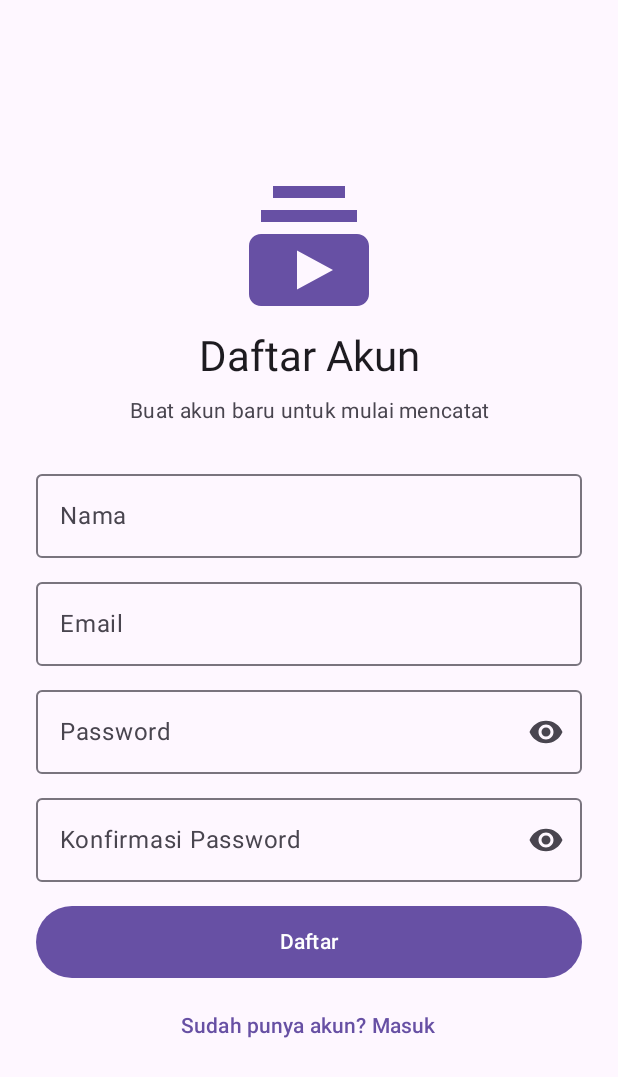
After one commit to PasyaMaulana/0035_SubTrack, an Android app built with Jetpack Compose: the composable RegisterScreen shown on its own in the app's theme, on a phone screen of 412 x 824 dp. The commit adds this screen. Shown: the top 1077 px of the screen. Run offline under Robolectric (Android 15) with nearby library versions, the phone set to English and light mode, and no system bars; 3 statements that could not run were skipped.

Commit message:
week3(feat): layar login dan register dengan validasi, error field, dan izin jaringan lokal

```diff
--- /dev/null
+++ b/app/src/main/java/com/example/subtrack/view/auth/KomponenAuth.kt
@@ -0,0 +1,140 @@
+package com.example.subtrack.view.auth
+
+import androidx.annotation.StringRes
+import androidx.compose.foundation.layout.Arrangement
+import androidx.compose.foundation.layout.Box
+import androidx.compose.foundation.layout.Column
+import androidx.compose.foundation.layout.ColumnScope
+import androidx.compose.foundation.layout.fillMaxSize
+import androidx.compose.foundation.layout.fillMaxWidth
+import androidx.compose.foundation.layout.height
+import androidx.compose.foundation.layout.imePadding
+import androidx.compose.foundation.layout.padding
+import androidx.compose.foundation.layout.size
+import androidx.compose.foundation.layout.widthIn
+import androidx.compose.foundation.rememberScrollState
+import androidx.compose.foundation.verticalScroll
+import androidx.compose.material.icons.Icons
+import androidx.compose.material.icons.filled.Subscriptions
+import androidx.compose.material3.Button
+import androidx.compose.material3.CircularProgressIndicator
+import androidx.compose.material3.Icon
+import androidx.compose.material3.MaterialTheme
+import androidx.compose.material3.Scaffold
+import androidx.compose.material3.SnackbarHost
+import androidx.compose.material3.SnackbarHostState
+import androidx.compose.material3.Text
+import androidx.compose.material3.TextButton
+import androidx.compose.runtime.Composable
+import androidx.compose.runtime.LaunchedEffect
+import androidx.compose.runtime.remember
+import androidx.compose.ui.Alignment
+import androidx.compose.ui.Modifier
+import androidx.compose.ui.res.dimensionResource
+import androidx.compose.ui.res.stringResource
+import androidx.compose.ui.text.style.TextAlign
+import com.example.subtrack.R
+
+// Kerangka bersama layar login dan register: logo, judul, form, Snackbar error
+@Composable
+fun KerangkaAuth(
+    @StringRes judulRes: Int,
+    @StringRes subjudulRes: Int,
+    pesanError: String?,
+    onPesanErrorTampil: () -> Unit,
+    modifier: Modifier = Modifier,
+    isi: @Composable ColumnScope.() -> Unit
+) {
+    val snackbarHostState = remember { SnackbarHostState() }
+
+    // Tampilkan pesan error umum sekali, lalu hapus dari state ViewModel
+    LaunchedEffect(pesanError) {
+        if (pesanError != null) {
+            snackbarHostState.showSnackbar(pesanError)
+            onPesanErrorTampil()
+        }
+    }
+
+    Scaffold(
+        snackbarHost = { SnackbarHost(snackbarHostState) },
+        modifier = modifier.fillMaxSize()
+    ) { innerPadding ->
+        Box(
+            contentAlignment = Alignment.Center,
+            modifier = Modifier
+                .fillMaxSize()
+                .padding(innerPadding)
+                .imePadding()
+        ) {
+            Column(
+                horizontalAlignment = Alignment.CenterHorizontally,
+                verticalArrangement = Arrangement.spacedBy(dimensionResource(R.dimen.spacing_small)),
+                modifier = Modifier
+                    .widthIn(max = dimensionResource(R.dimen.form_max_width))
+                    .fillMaxWidth()
+                    .verticalScroll(rememberScrollState())
+                    .padding(dimensionResource(R.dimen.padding_large))
+            ) {
+                Icon(
+                    imageVector = Icons.Filled.Subscriptions,
+                    contentDescription = stringResource(R.string.cd_logo),
+                    tint = MaterialTheme.colorScheme.primary,
+                    modifier = Modifier.size(dimensionResource(R.dimen.logo_size))
+                )
+                Text(
+                    text = stringResource(judulRes),
+                    style = MaterialTheme.typography.headlineMedium,
+                    color = MaterialTheme.colorScheme.onSurface
+                )
+                Text(
+                    text = stringResource(subjudulRes),
+                    style = MaterialTheme.typography.bodyMedium,
+                    color = MaterialTheme.colorScheme.onSurfaceVariant,
+                    textAlign = TextAlign.Center,
+                    modifier = Modifier.padding(bottom = dimensionResource(R.dimen.spacing_large))
+                )
+                isi()
+            }
+        }
+    }
+}
+
+// Tombol utama form; saat loading tombol nonaktif dan menampilkan indikator putar
+@Composable
+fun TombolUtama(
+    @StringRes teksRes: Int,
+    isLoading: Boolean,
+    onClick: () -> Unit,
+    modifier: Modifier = Modifier
+) {
+    Button(
+        onClick = onClick,
+        enabled = !isLoading,
+        modifier = modifier
+            .fillMaxWidth()
+            .padding(top = dimensionResource(R.dimen.spacing_small))
+            .height(dimensionResource(R.dimen.button_height))
+    ) {
+        if (isLoading) {
+            CircularProgressIndicator(
+                strokeWidth = dimensionResource(R.dimen.progress_stroke),
+                modifier = Modifier.size(dimensionResource(R.dimen.icon_medium))
+            )
+        } else {
+            Text(stringResource(teksRes))
+        }
+    }
+}
+
+// Tautan teks untuk berpindah antara login dan register
+@Composable
+fun TautanAuth(
+    @StringRes teksRes: Int,
+    enabled: Boolean,
+    onClick: () -> Unit,
+    modifier: Modifier = Modifier
+) {
+    TextButton(onClick = onClick, enabled = enabled, modifier = modifier) {
+        Text(stringResource(teksRes))
+    }
+}
--- /dev/null
+++ b/app/src/main/java/com/example/subtrack/view/auth/RegisterScreen.kt
@@ -0,0 +1,93 @@
+package com.example.subtrack.view.auth
+
+import androidx.compose.foundation.text.KeyboardActions
+import androidx.compose.runtime.Composable
+import androidx.compose.runtime.LaunchedEffect
+import androidx.compose.ui.Modifier
+import androidx.compose.ui.platform.LocalFocusManager
+import androidx.compose.ui.res.stringResource
+import androidx.compose.ui.text.input.ImeAction
+import androidx.compose.ui.text.input.KeyboardType
+import androidx.lifecycle.viewmodel.compose.viewModel
+import com.example.subtrack.R
+import com.example.subtrack.view.components.FieldPassword
+import com.example.subtrack.view.components.FieldTeks
+import com.example.subtrack.viewmodel.AppViewModelProvider
+import com.example.subtrack.viewmodel.auth.RegisterViewModel
+
+// Layar daftar akun: nama, email, password, dan konfirmasi password
+@Composable
+fun RegisterScreen(
+    onRegisterBerhasil: () -> Unit,
+    onKeLogin: () -> Unit,
+    modifier: Modifier = Modifier,
+    viewModel: RegisterViewModel = viewModel(factory = AppViewModelProvider.Factory)
+) {
+    val uiState = viewModel.uiState
+    val focusManager = LocalFocusManager.current
+
+    // Register sukses -> sesi sudah tersimpan, lanjut ke layar berikutnya (diatur navigasi)
+    LaunchedEffect(uiState.berhasil) {
+        if (uiState.berhasil) onRegisterBerhasil()
+    }
+
+    KerangkaAuth(
+        judulRes = R.string.register_title,
+        subjudulRes = R.string.register_subtitle,
+        pesanError = uiState.pesanErrorServer ?: uiState.pesanErrorRes?.let { stringResource(it) },
+        onPesanErrorTampil = viewModel::hapusPesanError,
+        modifier = modifier
+    ) {
+        FieldTeks(
+            value = uiState.nama,
+            onValueChange = viewModel::onNamaChange,
+            labelRes = R.string.label_nama,
+            errorServer = uiState.errorNamaServer,
+            errorRes = uiState.errorNama,
+            enabled = !uiState.isLoading
+        )
+        FieldTeks(
+            value = uiState.email,
+            onValueChange = viewModel::onEmailChange,
+            labelRes = R.string.label_email,
+            errorServer = uiState.errorEmailServer,
+            errorRes = uiState.errorEmail,
+            enabled = !uiState.isLoading,
+            keyboardType = KeyboardType.Email
+        )
+        FieldPassword(
+            value = uiState.password,
+            onValueChange = viewModel::onPasswordChange,
+            labelRes = R.string.label_password,
+            errorServer = uiState.errorPasswordServer,
+            errorRes = uiState.errorPassword,
+            enabled = !uiState.isLoading
+        )
+        // Konfirmasi hanya divalidasi lokal, server tidak mengirim error untuk field ini
+        FieldPassword(
+            value = uiState.konfirmasiPassword,
+            onValueChange = viewModel::onKonfirmasiChange,
+            labelRes = R.string.label_konfirmasi_password,
+            errorRes = uiState.errorKonfirmasi,
+            enabled = !uiState.isLoading,
+            imeAction = ImeAction.Done,
+            keyboardActions = KeyboardActions(onDone = {
+                focusManager.clearFocus()
+                viewModel.register()
+            })
+        )
+        TombolUtama(
+            teksRes = R.string.register_button,
+            isLoading = uiState.isLoading,
+            onClick = {
+                focusManager.clearFocus()
+                viewModel.register()
+            }
+        )
+        TautanAuth(
+            teksRes = R.string.register_sudah_punya_akun,
+            enabled = !uiState.isLoading,
+            onClick = onKeLogin
+        )
+    }
+}
--- /dev/null
+++ b/app/src/main/java/com/example/subtrack/view/components/FieldForm.kt
@@ -0,0 +1,99 @@
+package com.example.subtrack.view.components
+
+import androidx.annotation.StringRes
+import androidx.compose.foundation.layout.fillMaxWidth
+import androidx.compose.foundation.text.KeyboardActions
+import androidx.compose.foundation.text.KeyboardOptions
+import androidx.compose.material.icons.Icons
+import androidx.compose.material.icons.filled.Visibility
+import androidx.compose.material.icons.filled.VisibilityOff
+import androidx.compose.material3.Icon
+import androidx.compose.material3.IconButton
+import androidx.compose.material3.OutlinedTextField
+import androidx.compose.material3.Text
+import androidx.compose.runtime.Composable
+import androidx.compose.runtime.getValue
+import androidx.compose.runtime.mutableStateOf
+import androidx.compose.runtime.saveable.rememberSaveable
+import androidx.compose.runtime.setValue
+import androidx.compose.ui.Modifier
+import androidx.compose.ui.res.stringResource
+import androidx.compose.ui.text.input.ImeAction
+import androidx.compose.ui.text.input.KeyboardType
+import androidx.compose.ui.text.input.PasswordVisualTransformation
+import androidx.compose.ui.text.input.VisualTransformation
+import com.example.subtrack.R
+
+// Teks error yang ditampilkan: pesan server didahulukan, lalu pesan lokal dari strings.xml
+@Composable
+private fun teksError(errorServer: String?, @StringRes errorRes: Int?): String? =
+    errorServer ?: errorRes?.let { stringResource(it) }
+
+// Field teks satu baris dengan label dan error di bawahnya
+@Composable
+fun FieldTeks(
+    value: String,
+    onValueChange: (String) -> Unit,
+    @StringRes labelRes: Int,
+    modifier: Modifier = Modifier,
+    errorServer: String? = null,
+    @StringRes errorRes: Int? = null,
+    enabled: Boolean = true,
+    keyboardType: KeyboardType = KeyboardType.Text,
+    imeAction: ImeAction = ImeAction.Next,
+    keyboardActions: KeyboardActions = KeyboardActions.Default
+) {
+    val error = teksError(errorServer, errorRes)
+    OutlinedTextField(
+        value = value,
+        onValueChange = onValueChange,
+        label = { Text(stringResource(labelRes)) },
+        isError = error != null,
+        supportingText = error?.let { { Text(it) } },
+        singleLine = true,
+        enabled = enabled,
+        keyboardOptions = KeyboardOptions(keyboardType = keyboardType, imeAction = imeAction),
+        keyboardActions = keyboardActions,
+        modifier = modifier.fillMaxWidth()
+    )
+}
+
+// Field password dengan tombol tampilkan/sembunyikan
+@Composable
+fun FieldPassword(
+    value: String,
+    onValueChange: (String) -> Unit,
+    @StringRes labelRes: Int,
+    modifier: Modifier = Modifier,
+    errorServer: String? = null,
+    @StringRes errorRes: Int? = null,
+    enabled: Boolean = true,
+    imeAction: ImeAction = ImeAction.Next,
+    keyboardActions: KeyboardActions = KeyboardActions.Default
+) {
+    var terlihat by rememberSaveable { mutableStateOf(false) }
+    val error = teksError(errorServer, errorRes)
+    OutlinedTextField(
+        value = value,
+        onValueChange = onValueChange,
+        label = { Text(stringResource(labelRes)) },
+        isError = error != null,
+        supportingText = error?.let { { Text(it) } },
+        singleLine = true,
+        enabled = enabled,
+        visualTransformation = if (terlihat) VisualTransformation.None else PasswordVisualTransformation(),
+        trailingIcon = {
+            IconButton(onClick = { terlihat = !terlihat }) {
+                Icon(
+                    imageVector = if (terlihat) Icons.Filled.VisibilityOff else Icons.Filled.Visibility,
+                    contentDescription = stringResource(
+                        if (terlihat) R.string.cd_sembunyikan_password else R.string.cd_tampilkan_password
+                    )
+                )
+            }
+        },
+        keyboardOptions = KeyboardOptions(keyboardType = KeyboardType.Password, imeAction = imeAction),
+        keyboardActions = keyboardActions,
+        modifier = modifier.fillMaxWidth()
+    )
+}
--- a/app/src/main/res/values/dimens.xml
+++ b/app/src/main/res/values/dimens.xml
@@ -32,6 +32,7 @@
     <dimen name="border_width">1dp</dimen>
     <dimen name="button_height">48dp</dimen>
     <dimen name="progress_size">48dp</dimen>
+    <dimen name="progress_stroke">2dp</dimen>
     <dimen name="progress_bar_height">8dp</dimen>
     <dimen name="avatar_size">72dp</dimen>
     <dimen name="proof_image_height">200dp</dimen>
```
Also changed, not shown: app/src/main/java/com/example/subtrack/MainActivity.kt (+40 -25 lines), app/src/main/java/com/example/subtrack/view/auth/LoginScreen.kt (added, +77 -0 lines).
